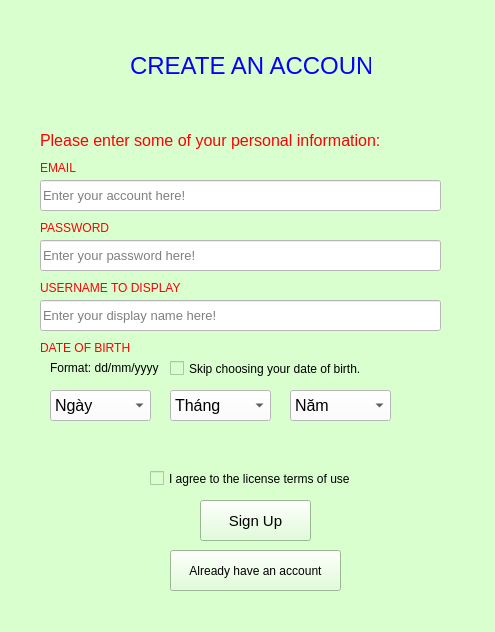
The window that PTI/SPCK/GUI/dangky.ui (GreenSystemDuy08/TL-C4K-PTI01) describes before a commit, drawn with Qt 5.
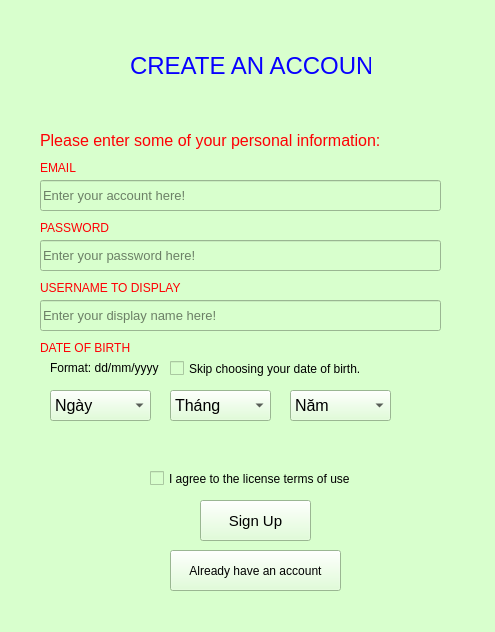
The same window after the commit.

Diff of the .ui file:
```diff
--- a/PTI/SPCK/GUI/dangky.ui
+++ b/PTI/SPCK/GUI/dangky.ui
@@ -53,7 +53,7 @@
      </font>
     </property>
     <property name="styleSheet">
-     <string notr="true">background-color: rgb(255, 255, 255);</string>
+     <string notr="true">color: rgb(0, 0, 0);</string>
     </property>
     <property name="placeholderText">
      <string>Enter your account here!</string>
@@ -95,7 +95,7 @@
      </font>
     </property>
     <property name="styleSheet">
-     <string notr="true">background-color: rgb(255, 255, 255);</string>
+     <string notr="true">color: rgb(0, 0, 0);</string>
     </property>
     <property name="echoMode">
      <enum>QLineEdit::Password</enum>
@@ -140,7 +140,7 @@
      </font>
     </property>
     <property name="styleSheet">
-     <string notr="true">background-color: rgb(255, 255, 255);</string>
+     <string notr="true">color: rgb(0, 0, 0);</string>
     </property>
     <property name="placeholderText">
      <string>Enter your display name here!</string>
@@ -182,7 +182,7 @@
      </font>
     </property>
     <property name="styleSheet">
-     <string notr="true">background-color: rgb(255, 255, 255);</string>
+     <string notr="true">color: rgb(0, 0, 0);</string>
     </property>
     <item>
      <property name="text">
@@ -265,7 +265,7 @@
      </font>
     </property>
     <property name="styleSheet">
-     <string notr="true">background-color: rgb(255, 255, 255);</string>
+     <string notr="true">color: rgb(0, 0, 0);</string>
     </property>
     <item>
      <property name="text">
@@ -443,7 +443,7 @@
      </font>
     </property>
     <property name="styleSheet">
-     <string notr="true">background-color: rgb(255, 255, 255);</string>
+     <string notr="true">color: rgb(0, 0, 0);</string>
     </property>
     <item>
      <property name="text">
```
Left out of the diff: 15 changed lines with no effect on the pictures.
